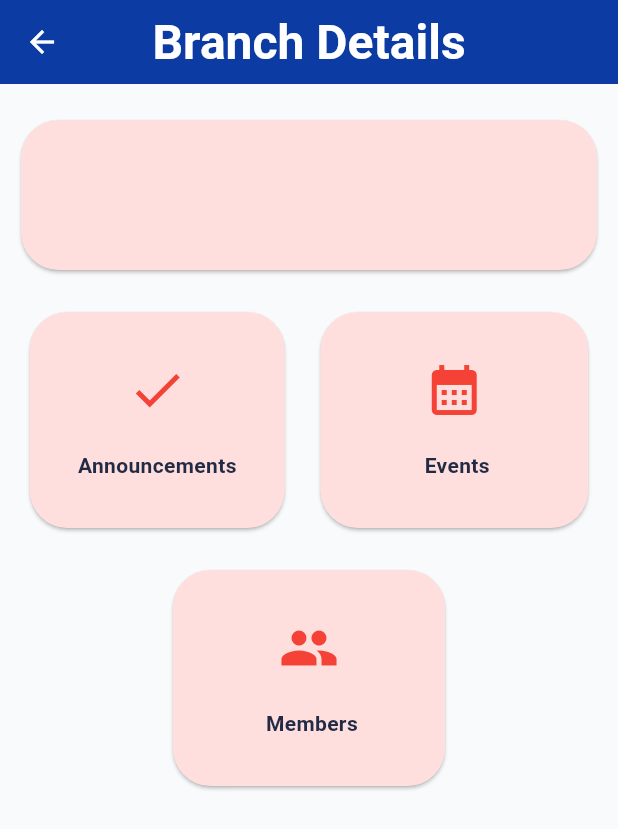
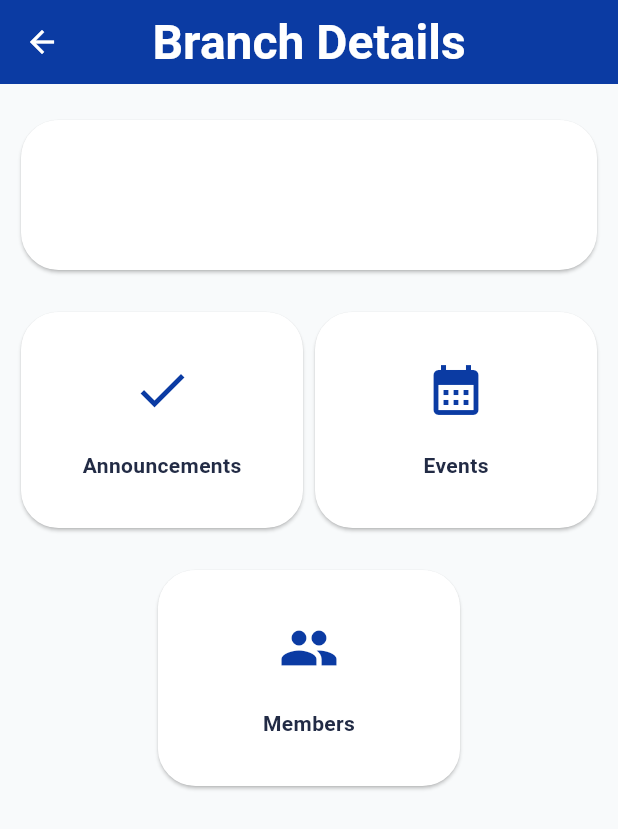
Before and after one commit to kasrfr/rmhconnect, a Flutter app: the AdminBranchDeatils screen opened directly with empty values, on a phone screen of 412 x 824 dp. Shown: the top 829 px of the screen. Run offline on Flutter 3.47's test engine with Material 3 defaults, Android fonts, the phone set to English and light mode, and no system bars; our stand-ins replace cloud_firestore, dropdown_search, firebase_auth, firebase_core, google_fonts; accounts and stored records are empty; statements that could not run were skipped.

Commit message:
Fixed color theme across all levels of access.

```diff
--- a/lib/screens/Events.dart
+++ b/lib/screens/Events.dart
@@ -82,7 +82,7 @@ class Events extends StatelessWidget {
             shape: RoundedRectangleBorder(
               borderRadius: BorderRadius.circular(25.0),
             ),
-            color: CharityConnectTheme.primaryColor,
+            color: CharityConnectTheme.cardColor,
             shadowColor: Colors.black,
             elevation: 8,
             child:ExpansionTile(
@@ -93,7 +93,7 @@ class Events extends StatelessWidget {
                   onTap: () async {
                     await showDeleteConfirmationDialog(context, orgName, eventID);
                   },
-                  child: const Icon(Icons.delete, color: Colors.blue, size: 30),
+                  child: const Icon(Icons.delete, color: Colors.red, size: 30),
                 ),
                 children: [
                   ListTile(
--- a/lib/screens/admins/admin_announcements.dart
+++ b/lib/screens/admins/admin_announcements.dart
@@ -3,6 +3,7 @@ import 'package:flutter/material.dart';
 import 'package:intl/intl.dart';
 import 'package:rmhconnect/constants.dart';
 import 'package:firebase_auth/firebase_auth.dart';
+import 'package:rmhconnect/theme.dart';
 
 class AdminAnnouncements extends StatefulWidget {
   final String orgName;
@@ -204,7 +205,7 @@ class _AdminAnnouncementsState extends State<AdminAnnouncements> {
                     return Padding(
                       padding: const EdgeInsets.symmetric(horizontal: 20.0),
                       child: Card(
-                        color: Color(0xFFEFEBEB),
+                        color: CharityConnectTheme.cardColor,
                         elevation: 5,
                         child: Padding(
                           padding: const EdgeInsets.symmetric(vertical: 12.0),
@@ -303,7 +304,7 @@ class _AdminAnnouncementsState extends State<AdminAnnouncements> {
             },
           );
         },
-        child: const Icon(Icons.add),
+        child: const Icon(Icons.add, color: Colors.white,),
       ),
     );
   }
--- a/lib/screens/admins/admin_branch_deatils_screen.dart
+++ b/lib/screens/admins/admin_branch_deatils_screen.dart
@@ -3,6 +3,7 @@ import 'package:rmhconnect/constants.dart';
 import 'package:flutter/material.dart';
 import 'package:rmhconnect/screens/Events.dart';
 import 'package:rmhconnect/screens/logo.dart';
+import 'package:rmhconnect/theme.dart';
 
 class AdminBranchDeatils extends StatefulWidget {
   final String name;
@@ -23,11 +24,11 @@ class _AdminBranchDeatilsState extends State<AdminBranchDeatils> {
         centerTitle: true,
       ),
       body: Center(
+        child: Padding(
+          padding: const EdgeInsets.fromLTRB(10, 20, 10, 0),
           child: Column(
             children: [
-            Padding(
-              padding: const EdgeInsets.fromLTRB(10, 20, 10, 0),
-              child: Center(
+              Center(
                 child: SizedBox(
                   width: double.infinity, // or a fixed value like 300 if needed
                   child: Card(
@@ -35,7 +36,7 @@ class _AdminBranchDeatilsState extends State<AdminBranchDeatils> {
                     shape: RoundedRectangleBorder(
                       borderRadius: BorderRadius.circular(25.0),
                     ),
-                    color: const Color(0xFFFFDEDE),
+                    color: CharityConnectTheme.cardColor,
                     child: Padding(
                       padding: const EdgeInsets.symmetric(horizontal: 10, vertical: 20),
                       child: Column(
@@ -49,13 +50,13 @@ class _AdminBranchDeatilsState extends State<AdminBranchDeatils> {
                   ),
                 ),
               ),
-            ),
 
               SizedBox(height: 20),
               Row(
                 mainAxisAlignment: MainAxisAlignment.spaceEvenly,
                 children: [
-                GestureDetector(
+                  Expanded(
+                    child: GestureDetector(
                       onTap: (){
                         Navigator.pushNamed(
                           context,
@@ -70,13 +71,13 @@ class _AdminBranchDeatilsState extends State<AdminBranchDeatils> {
                           shape: RoundedRectangleBorder(
                             borderRadius: BorderRadius.circular(25.0),
                           ),
-                      color: const Color(0xFFFFDEDE),
+                          color: CharityConnectTheme.cardColor,
                           child: Padding(
                             padding: const EdgeInsets.all(32.0),
                             child: Column(
                                 crossAxisAlignment: CrossAxisAlignment.center,
                                 children: [
-                              Icon(Icons.check, color: Colors.red, size: 40),
+                                  Icon(Icons.check, color: CharityConnectTheme.primaryColor, size: 40),
                                   SizedBox(height: 20),
                                   Text("Announcements", style: const TextStyle(fontSize: 14, fontWeight: FontWeight.bold)),
                                 ]
@@ -84,7 +85,9 @@ class _AdminBranchDeatilsState extends State<AdminBranchDeatils> {
                           )
                       ),
                     ),
-                GestureDetector(
+                  ),
+                  Expanded(
+                    child: GestureDetector(
                       onTap: (){
                         Navigator.pushNamed(
                           context,
@@ -99,18 +102,19 @@ class _AdminBranchDeatilsState extends State<AdminBranchDeatils> {
                           shape: RoundedRectangleBorder(
                             borderRadius: BorderRadius.circular(25.0),
                           ),
-                      color: const Color(0xFFFFDEDE),
+                          color: CharityConnectTheme.cardColor,
                           child: Padding(
                             padding: const EdgeInsets.all(32.0),
                             child: Column(
                                 crossAxisAlignment: CrossAxisAlignment.center,
                                 children: [
-                              Icon(Icons.calendar_month, color: Colors.red, size: 40),
+                                  Icon(Icons.calendar_month, color: CharityConnectTheme.primaryColor, size: 40),
                                   SizedBox(height: 20),
-                              Text("          Events         ", style: const TextStyle(fontSize: 14, fontWeight: FontWeight.bold)),
+                                  Text("Events", style: const TextStyle(fontSize: 14, fontWeight: FontWeight.bold)),
                                 ]
                             ),
                           )
+                      ),
                     ),
                   ),
                 ]
@@ -131,20 +135,22 @@ class _AdminBranchDeatilsState extends State<AdminBranchDeatils> {
                   shape: RoundedRectangleBorder(
                     borderRadius: BorderRadius.circular(25.0),
                   ),
-                color: const Color(0xFFFFDEDE),
+                  color: CharityConnectTheme.cardColor,
                   child: Padding(
-                  padding: const EdgeInsets.all(32.0),
+                    padding: const EdgeInsets.symmetric(vertical: 32, horizontal: 70),
                     child: Column(
+                      crossAxisAlignment: CrossAxisAlignment.center,
                       children: [
-                      Icon(Icons.group, color: Colors.red, size: 40),
+                        Icon(Icons.group, color: CharityConnectTheme.primaryColor, size: 40),
                         SizedBox(height: 20),
-                      Text("        Members       ", style: const TextStyle(fontSize: 14, fontWeight: FontWeight.bold)),
+                        Text("Members", style: const TextStyle(fontSize: 14, fontWeight: FontWeight.bold)),
                       ]
                     ),
                   )
                 ),
               )
             ]
+          ),
         )
       )
     );
--- a/lib/screens/admins/admin_home.dart
+++ b/lib/screens/admins/admin_home.dart
@@ -5,6 +5,7 @@ import 'package:rmhconnect/screens/Events.dart';
 import 'package:rmhconnect/constants.dart';
 import 'package:rmhconnect/screens/logo.dart';
 import 'package:rmhconnect/screens/residents/org_get_info.dart';
+import 'package:rmhconnect/theme.dart';
 
 class AdminHome extends StatefulWidget {
   const AdminHome({super.key});
--- a/lib/screens/admins/admin_profile.dart
+++ b/lib/screens/admins/admin_profile.dart
@@ -7,6 +7,7 @@ import 'package:rmhconnect/constants.dart';
 import 'package:rmhconnect/screens/ProfilePhoto.dart';
 import 'package:rmhconnect/screens/residents/org_get_info.dart';
 import 'package:rmhconnect/screens/admins/memberlist.dart';
+import 'package:rmhconnect/theme.dart';
 
 
 class AdminProfile extends StatefulWidget {
@@ -142,7 +143,7 @@ class _AdminProfileState extends State<AdminProfile> {
                       height: 40,
                       decoration: BoxDecoration(
                           shape: BoxShape.circle,
-                          color: Color(0xFFE37575)
+                          color: Colors.blue
                       )
                   ),
                   IconButton(icon: Icon(Icons.settings), onPressed: _showSettingsMenu),
--- a/lib/screens/admins/adminbranches.dart
+++ b/lib/screens/admins/adminbranches.dart
@@ -5,6 +5,7 @@ import 'package:flutter/material.dart';
 import 'package:rmhconnect/screens/Events.dart';
 import 'package:rmhconnect/constants.dart';
 import 'package:rmhconnect/screens/logo.dart';
+import 'package:rmhconnect/theme.dart';
 
 class Adminbranches extends StatefulWidget {
   const Adminbranches({super.key});
@@ -78,9 +79,9 @@ class _AdminbranchesState extends State<Adminbranches> {
                       shape: RoundedRectangleBorder(
                         borderRadius: BorderRadius.circular(25.0),
                       ),
-                      color: const Color(0xFFFFDEDE),
+                      color: CharityConnectTheme.cardColor,
                       child: ListTile(
-                        leading: const Icon(Icons.home, color: Colors.red),
+                        leading: const Icon(Icons.home, color: CharityConnectTheme.primaryColor),
                         title: Text(nbname, style: const TextStyle(fontSize: 24, fontWeight: FontWeight.bold)),
                         subtitle: Text(nbloc, style: const TextStyle(fontSize: 18, fontStyle: FontStyle.italic)),
                       ),
--- a/lib/screens/admins/memberlist.dart
+++ b/lib/screens/admins/memberlist.dart
@@ -5,6 +5,7 @@ import 'package:flutter/material.dart';
 import 'package:rmhconnect/screens/Events.dart';
 import 'package:rmhconnect/constants.dart';
 import 'package:rmhconnect/screens/logo.dart';
+import 'package:rmhconnect/theme.dart';
 
 class memberlist extends StatelessWidget {
   final String pfp;
@@ -22,7 +23,7 @@ class memberlist extends StatelessWidget {
         shape: RoundedRectangleBorder(
           borderRadius: BorderRadius.circular(25.0),
         ),
-        color: const Color(0xFFFFDEDE),
+        color: CharityConnectTheme.cardColor,
         child: Padding(
           padding: const EdgeInsets.all(16.0),
           child: Row(
--- a/lib/screens/admins/super_admin/super_admin_memberlist.dart
+++ b/lib/screens/admins/super_admin/super_admin_memberlist.dart
@@ -5,6 +5,7 @@ import 'package:flutter/material.dart';
 import 'package:rmhconnect/screens/Events.dart';
 import 'package:rmhconnect/constants.dart';
 import 'package:rmhconnect/screens/logo.dart';
+import 'package:rmhconnect/theme.dart';
 
 class SuperAdminMemberlist extends StatelessWidget {
   final String uid;
@@ -64,7 +65,7 @@ class SuperAdminMemberlist extends StatelessWidget {
         shape: RoundedRectangleBorder(
           borderRadius: BorderRadius.circular(25.0),
         ),
-        color: const Color(0xFFFFDEDE),
+        color: CharityConnectTheme.cardColor,
         child: Padding(
           padding: const EdgeInsets.all(16.0),
           child: Row(
--- a/lib/screens/residents/announcements_page.dart
+++ b/lib/screens/residents/announcements_page.dart
@@ -3,6 +3,7 @@ import 'package:firebase_auth/firebase_auth.dart';
 import 'package:flutter/material.dart';
 import 'package:intl/intl.dart';
 import 'package:rmhconnect/constants.dart';
+import 'package:rmhconnect/theme.dart';
 
 
 class AnnouncementsPage extends StatefulWidget {
@@ -97,7 +98,7 @@ class _AnnouncementsPageState extends State<AnnouncementsPage> {
                       return Padding(
                         padding: const EdgeInsets.symmetric(horizontal: 20.0),
                         child: Card(
-                          color: Color(0xFFEFEBEB),
+                          color: CharityConnectTheme.cardColor,
                           elevation: 5,
                           child: Padding(
                             padding: const EdgeInsets.symmetric(vertical: 12.0),
--- a/lib/screens/residents/org_get_info.dart
+++ b/lib/screens/residents/org_get_info.dart
@@ -3,6 +3,7 @@ import 'package:firebase_auth/firebase_auth.dart';
 import 'package:flutter/material.dart';
 import 'package:intl/intl.dart';
 import 'package:rmhconnect/constants.dart';
+import 'package:rmhconnect/theme.dart';
 
 class OrgGetInfo extends StatelessWidget {
   const OrgGetInfo({super.key});
@@ -101,7 +102,7 @@ class OrgGetInfo extends StatelessWidget {
                           return Padding(
                             padding: const EdgeInsets.symmetric(horizontal: 20.0),
                             child: Card(
-                              color: Colors.blue,
+                              color: CharityConnectTheme.cardColor,
                               elevation: 2,
                               shape: RoundedRectangleBorder(
                                 borderRadius: BorderRadius.circular(16),
--- a/lib/screens/residents/profile_page.dart
+++ b/lib/screens/residents/profile_page.dart
@@ -140,7 +140,7 @@ class _ProfilePageState extends State<ProfilePage> {
                       height: 40,
                       decoration: BoxDecoration(
                           shape: BoxShape.circle,
-                          color: Color(0xFFE37575)
+                          color: Colors.blue,
                       )
                   ),
                   IconButton(icon: Icon(Icons.settings), onPressed: _showSettingsMenu),
```
Also changed, not shown: lib/screens/admins/super_admin/super_admin_branch_details.dart (+10 -9 lines), lib/screens/admins/super_admin/super_admin_branches.dart (+4 -3 lines). Lines whose indentation alone changed are shown as unchanged.
